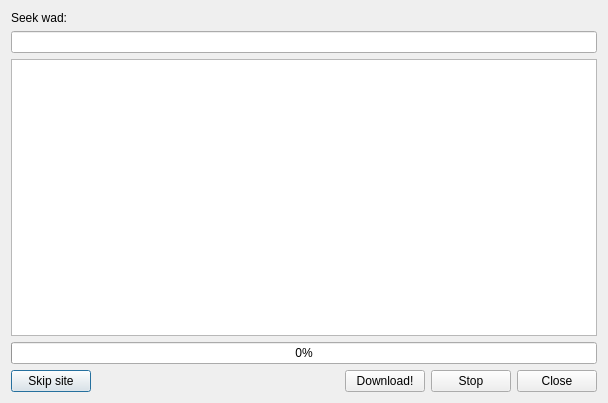
First picture: the form in src/gui/wadseekerinterface.ui, repository Destroyerrrocket/doomseeker-unofficial, before the edit.
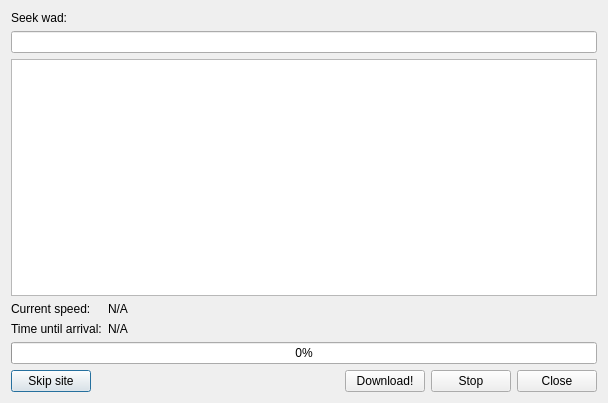
Second picture: the form after the edit.

```diff
--- a/src/gui/wadseekerinterface.ui
+++ b/src/gui/wadseekerinterface.ui
@@ -39,6 +39,38 @@
          </property>
         </widget>
        </item>
+       <item>
+        <layout class="QFormLayout" name="formLayout">
+         <item row="0" column="0">
+          <widget class="QLabel" name="label_2">
+           <property name="text">
+            <string>Current speed:</string>
+           </property>
+          </widget>
+         </item>
+         <item row="0" column="1">
+          <widget class="QLabel" name="lblCurrentSpeed">
+           <property name="text">
+            <string>N/A</string>
+           </property>
+          </widget>
+         </item>
+         <item row="1" column="0">
+          <widget class="QLabel" name="label_4">
+           <property name="text">
+            <string>Time until arrival:</string>
+           </property>
+          </widget>
+         </item>
+         <item row="1" column="1">
+          <widget class="QLabel" name="lblTimeUntilArrival">
+           <property name="text">
+            <string>N/A</string>
+           </property>
+          </widget>
+         </item>
+        </layout>
+       </item>
        <item>
         <widget class="QProgressBar" name="pbProgress">
          <property name="value">
```
